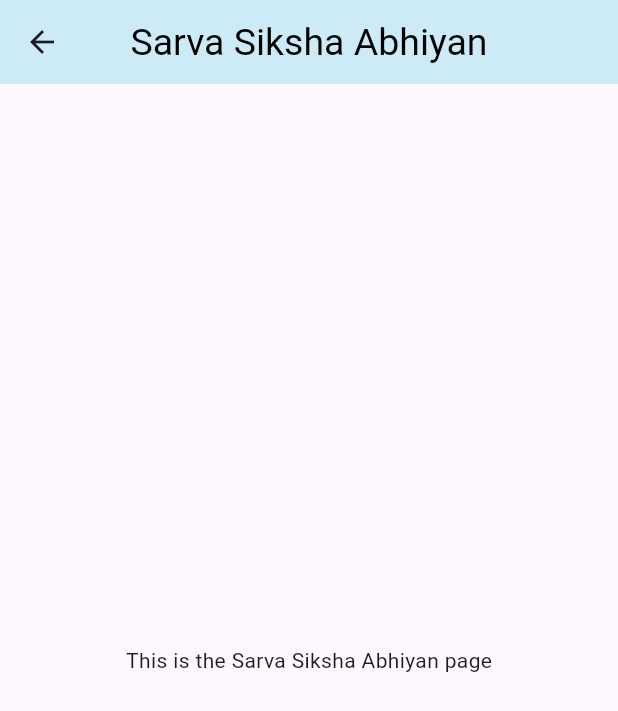
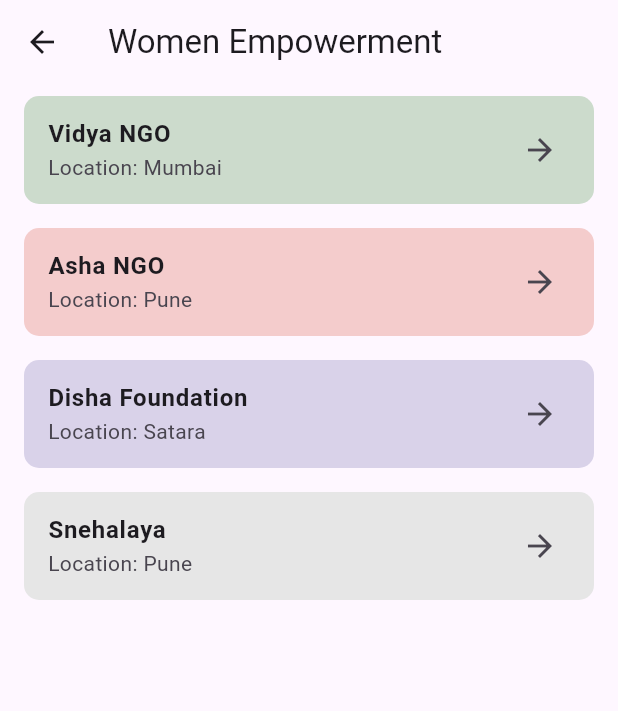
Before and after one commit to Asmitbv21/bharatsocials, a Flutter app: the SarvaSiksha screen opened directly, on a phone screen of 412 x 824 dp. Shown: the top 711 px of the screen. Run offline on Flutter 3.47's test engine with Material 3 defaults, Android fonts, the phone set to English and light mode, and no system bars.

Commit message:
Add files via upload

```diff
--- a/lib/domains/sarvaSiksha.dart
+++ b/lib/domains/sarvaSiksha.dart
@@ -1,17 +1,40 @@
 import 'package:flutter/material.dart';
+class SarvaSiksha extends StatelessWidget {
+  final List<Map<String, String>> ngos = [
+    {'name': 'Vidya NGO', 'location': 'Mumbai', 'color': '0xFFCCDBCC'},
+    {'name': 'Asha NGO', 'location': 'Pune', 'color': '0xFFF4CCCC'},
+    {'name': 'Disha Foundation', 'location': 'Satara', 'color': '0xFFD9D2E9'},
+    {'name': 'Snehalaya', 'location': 'Pune', 'color': '0xFFE6E6E6'},
+  ];
 
-class SarvaSiksha extends StatelessWidget {
   @override
   Widget build(BuildContext context) {
     return Scaffold(
       appBar: AppBar(
-        title: Text('Sarva Siksha Abhiyan'),
-        titleTextStyle: TextStyle(color: Colors.black, fontSize: 25.0),
-        backgroundColor: Color(0xFFCDEBF7),
-        centerTitle: true,
+        title: Text('Women Empowerment'),
       ),
-      body: Center(
-        child: Text('This is the Sarva Siksha Abhiyan page'),
+      body: ListView.builder(
+        itemCount: ngos.length,
+        itemBuilder: (context, index) {
+          return Container(
+            decoration: BoxDecoration(
+              color: Color(int.parse(ngos[index]['color']!)),
+              borderRadius: BorderRadius.circular(10), // Rounded corners
+            ),
+            margin: EdgeInsets.symmetric(vertical: 8, horizontal: 16),
+            child: ListTile(
+              title: Text(
+                ngos[index]['name']!,
+                style: TextStyle(fontWeight: FontWeight.bold),
+              ),
+              subtitle: Text('Location: ${ngos[index]['location']}'),
+              trailing: Icon(Icons.arrow_forward),
+              onTap: () {
+                // Navigate to profile screen
+              },
+            ),
+          );
+        },
       ),
     );
   }
```
